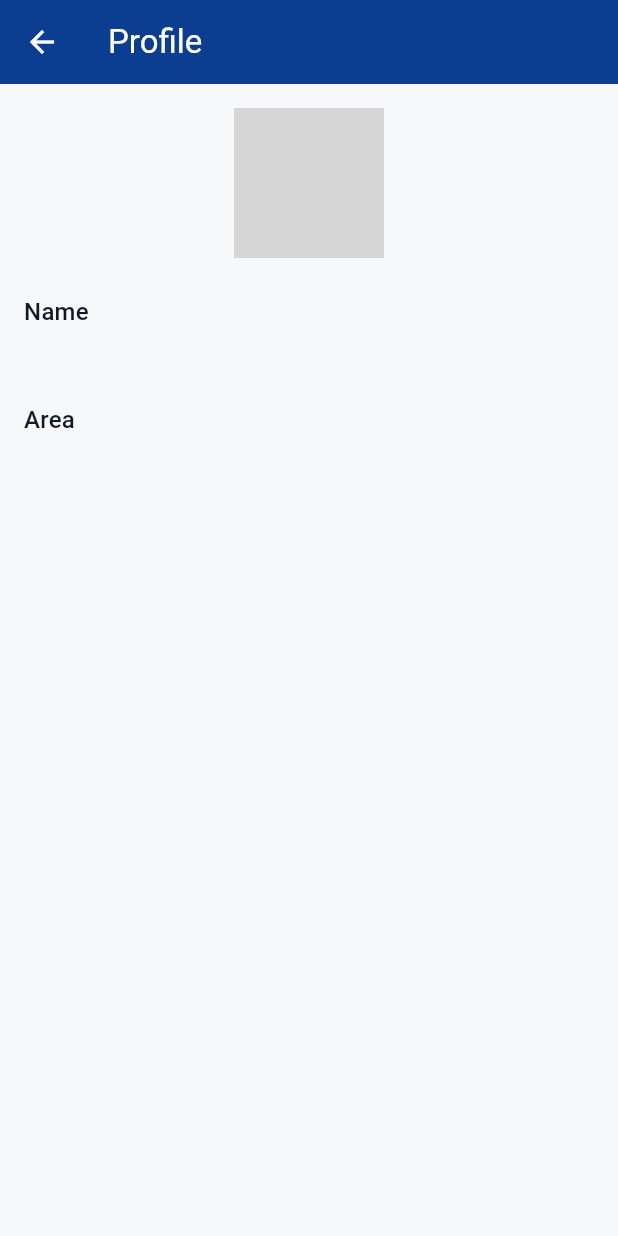
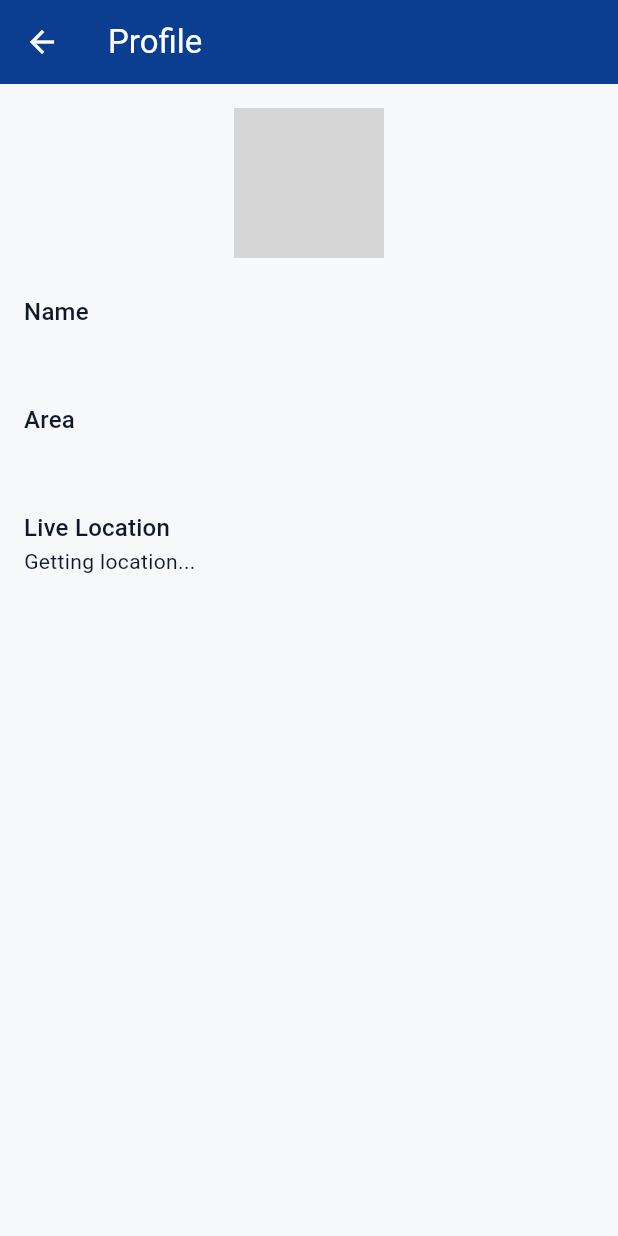
Before and after one commit to Thand0Mthethwa/Community-Development-App, a Flutter app: the screen it shows once a user with an empty profile is signed in, scrolled down 454 dp, after a tap on the "person" icon, on a phone screen of 412 x 824 dp. Run offline on Flutter 3.47's test engine with Material 3 defaults, Android fonts, the phone set to English and light mode, and no system bars; our stand-ins replace cloud_firestore, firebase_auth, firebase_core, geocoding, geolocator, google_maps_flutter; accounts and stored records are empty; network calls fail; grey boxes are pictures that could not be loaded.

Commit message:
refactoring user profile

```diff
--- a/comchat/lib/profile_screen.dart
+++ b/comchat/lib/profile_screen.dart
@@ -1,6 +1,9 @@
 import 'package:flutter/material.dart';
 import 'package:firebase_auth/firebase_auth.dart';
 import 'package:cloud_firestore/cloud_firestore.dart';
+import 'package:geolocator/geolocator.dart';
+import 'package:geocoding/geocoding.dart';
+import 'dart:async';
 
 class ProfileScreen extends StatefulWidget {
   const ProfileScreen({super.key});
@@ -11,22 +14,107 @@ class ProfileScreen extends StatefulWidget {
 
 class _ProfileScreenState extends State<ProfileScreen> {
   final User? _user = FirebaseAuth.instance.currentUser;
+  Position? _currentPosition;
+  String? _currentAddress;
+  StreamSubscription<Position>? _positionStream;
+
+  @override
+  void initState() {
+    super.initState();
+    _startLocationUpdates();
+  }
+
+  @override
+  void dispose() {
+    _positionStream?.cancel();
+    super.dispose();
+  }
+
+  Future<bool> _handleLocationPermission() async {
+    bool serviceEnabled;
+    LocationPermission permission;
+
+    serviceEnabled = await Geolocator.isLocationServiceEnabled();
+    if (!serviceEnabled) {
+      if (mounted) {
+        ScaffoldMessenger.of(context).showSnackBar(const SnackBar(
+            content: Text('Location services are disabled. Please enable the services')));
+      }
+      return false;
+    }
+
+    permission = await Geolocator.checkPermission();
+    if (permission == LocationPermission.denied) {
+      permission = await Geolocator.requestPermission();
+      if (permission == LocationPermission.denied) {
+        if (mounted) {
+          ScaffoldMessenger.of(context).showSnackBar(
+              const SnackBar(content: Text('Location permissions are denied')));
+        }
+        return false;
+      }
+    }
+
+    if (permission == LocationPermission.deniedForever) {
+      if (mounted) {
+        ScaffoldMessenger.of(context).showSnackBar(const SnackBar(
+            content: Text('Location permissions are permanently denied, we cannot request permissions.')));
+      }
+      return false;
+    }
+    return true;
+  }
+
+  void _startLocationUpdates() async {
+    final hasPermission = await _handleLocationPermission();
+    if (!hasPermission) return;
+
+    _positionStream = Geolocator.getPositionStream().listen((Position position) {
+      setState(() {
+        _currentPosition = position;
+      });
+      _getAddressFromLatLng(position);
+    });
+  }
+
+  Future<void> _getAddressFromLatLng(Position position) async {
+    await placemarkFromCoordinates(
+            _currentPosition!.latitude, _currentPosition!.longitude)
+        .then((List<Placemark> placemarks) {
+      Placemark place = placemarks[0];
+      setState(() {
+        _currentAddress =
+            '${place.street}, ${place.subLocality}, ${place.subAdministrativeArea}, ${place.postalCode}';
+      });
+    }).catchError((e) {
+      debugPrint(e.toString());
+    });
+  }
 
   @override
   Widget build(BuildContext context) {
+    print("Building ProfileScreen");
+    print("User: $_user");
     return Scaffold(
       appBar: AppBar(
         title: const Text('Profile'),
       ),
       body: _user == null
           ? const Center(child: Text('Please log in to see your profile.'))
-          : StreamBuilder<DocumentSnapshot>(
-              stream: FirebaseFirestore.instance.collection('users').doc(_user!.uid).snapshots(),
+          : FutureBuilder<DocumentSnapshot>(
+              future: FirebaseFirestore.instance.collection('users').doc(_user!.uid).get(),
               builder: (context, snapshot) {
+                print("FutureBuilder state: ${snapshot.connectionState}");
+                if (snapshot.hasError) {
+                  print("FutureBuilder error: ${snapshot.error}");
+                  return const Center(child: Text('Something went wrong.'));
+                }
+
                 if (snapshot.connectionState == ConnectionState.waiting) {
                   return const Center(child: CircularProgressIndicator());
                 }
                 if (!snapshot.hasData || !snapshot.data!.exists) {
+                  print("FutureBuilder no data or user does not exist");
                   return const Center(child: Text('User data not found.'));
                 }
 
@@ -65,7 +153,7 @@ class _ProfileScreenState extends State<ProfileScreen> {
                       const SizedBox(height: 24),
                       Text(
                         'Name',
-                        style: Theme.of(context).textTheme.titleMedium,
+                        style: Theme.of(context).textTheme.titleMedium
                       ),
                       Text(
                         '$name $surname',
@@ -80,6 +168,32 @@ class _ProfileScreenState extends State<ProfileScreen> {
                         area,
                         style: Theme.of(context).textTheme.headlineSmall,
                       ),
+                      const SizedBox(height: 16),
+                      Text(
+                        'Live Location',
+                        style: Theme.of(context).textTheme.titleMedium,
+                      ),
+                      if (_currentPosition == null)
+                        const Text('Getting location...')
+                      else
+                        Column(
+                          crossAxisAlignment: CrossAxisAlignment.start,
+                          children: [
+                            Text(
+                              'Lat: ${_currentPosition!.latitude}, Lng: ${_currentPosition!.longitude}',
+                              style: Theme.of(context).textTheme.bodyMedium,
+                            ),
+                            const SizedBox(height: 8),
+                            Text(
+                              'Address',
+                              style: Theme.of(context).textTheme.titleMedium,
+                            ),
+                            Text(
+                              _currentAddress ?? 'Getting address...',
+                              style: Theme.of(context).textTheme.bodyMedium,
+                            ),
+                          ],
+                        ),
                     ],
                   ),
                 );
```
